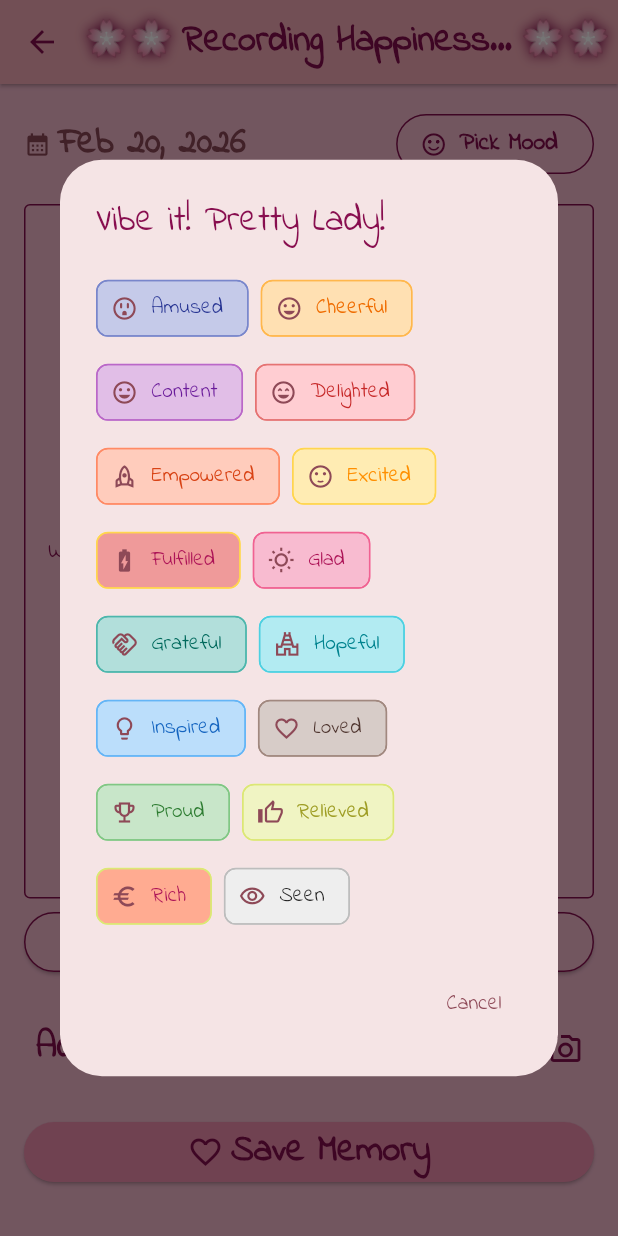
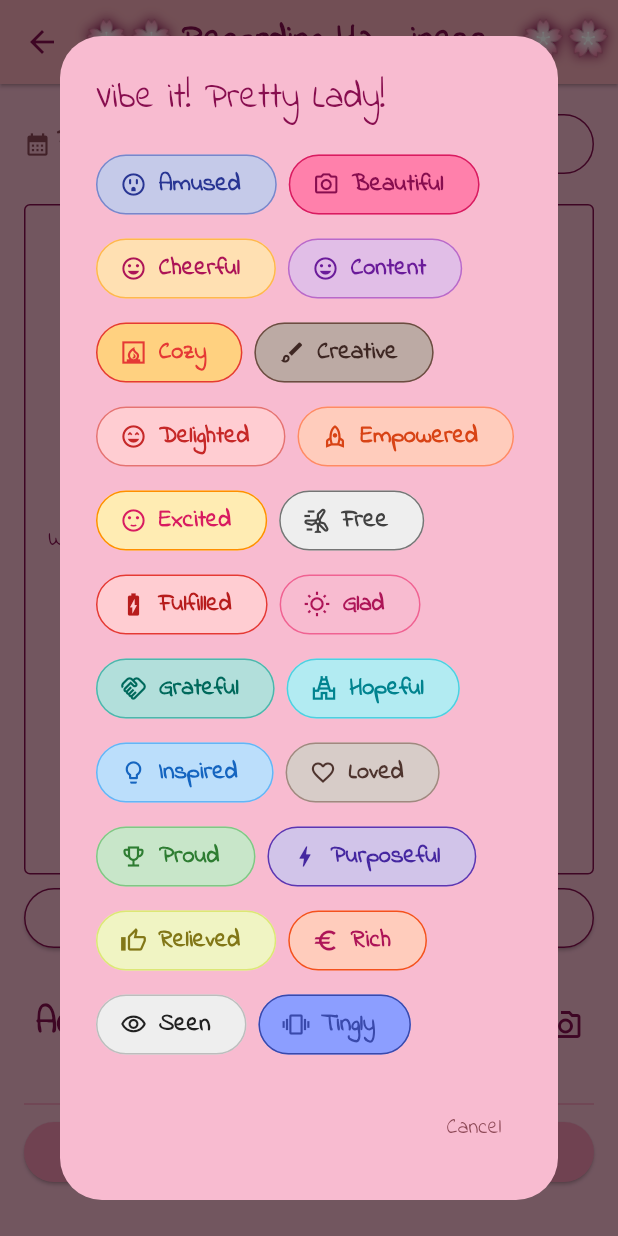
Before and after one commit to miracleanupam/ADiary, a Flutter app: the AddEntry screen opened directly with empty values, after a tap on "Pick Mood", on a phone screen of 412 x 824 dp. Run offline on Flutter 3.47's test engine with Material 3 defaults, Android fonts, the light colour scheme and no system bars; our stand-ins replace audioplayers, file_picker, flutter_image_compress, flutter_local_notifications, flutter_secure_storage, flutter_timezone and 6 more; missing offline and left inert: record; accounts and stored records are empty.

Commit message:
mood pills enhancements

```diff
--- a/lib/compnents/mood_picker.dart
+++ b/lib/compnents/mood_picker.dart
@@ -1,10 +1,12 @@
+import 'package:adiary/compnents/animated_close_button.dart';
 import 'package:flutter/material.dart';
 
 class MoodPicker extends StatelessWidget {
   final Function fn;
   final Map<String, dynamic>? mood;
   final Function clearMood;
-  const MoodPicker({super.key, required this.fn, this.mood, required this.clearMood});
+  const MoodPicker(
+      {super.key, required this.fn, this.mood, required this.clearMood});
 
   @override
   Widget build(BuildContext context) {
@@ -12,25 +14,11 @@ class MoodPicker extends StatelessWidget {
       children: [
         MoodPill(fn: fn, mood: mood),
         if (mood != null)
-        Positioned(
+          AnimatedCloseButton(
             top: 0,
             right: 0,
-            child: GestureDetector(
-              onTap: () => clearMood(),
-              child: Container(
-                  decoration: BoxDecoration(
-                    color: Colors.pink.shade200.withValues(alpha: 1),
-                    shape: BoxShape.circle,
-                  ),
-                  child: Padding(
-                    padding: const EdgeInsets.all(4.0),
-                    child: Icon(
-                      Icons.close,
-                      size: 12,
-                      color: Colors.pink.shade900,
-                    ),
-                  )),
-            ))
+            fn: clearMood,
+          )
       ],
     );
   }
@@ -60,8 +48,7 @@ class MoodPill extends StatelessWidget {
         ),
         style: FilledButton.styleFrom(
           backgroundColor: mood?['bgColor'] ?? Colors.pink.shade100,
-          side: BorderSide(
-              color: mood?['borderColor'] ?? Colors.pink.shade900),
+          side: BorderSide(color: mood?['borderColor'] ?? Colors.pink.shade900),
           foregroundColor: mood?['textColor'] ?? Colors.pink.shade900,
         ));
   }
--- a/lib/constants.dart
+++ b/lib/constants.dart
@@ -33,11 +33,18 @@ final List<Map<String, dynamic>> MOOD_OPTIONS = [
     'textColor': Colors.indigo.shade800,
   },
   {
+    'label': "Beautiful",
+    'icon': const Icon(Icons.photo_camera_outlined),
+    'bgColor': Colors.pinkAccent.shade100,
+    'borderColor': Colors.pink.shade600,
+    'textColor': Colors.pink.shade900,
+  },
+  {
     'label': "Cheerful",
     'icon': const Icon(Icons.mood),
     'bgColor': Colors.orange.shade100,
     'borderColor': Colors.orange.shade300,
-    'textColor': Colors.orange.shade800,
+    'textColor': Colors.pink.shade800,
   },
   {
     'label': "Content",
@@ -45,6 +52,20 @@ final List<Map<String, dynamic>> MOOD_OPTIONS = [
     'bgColor': Colors.purple.shade100,
     'borderColor': Colors.purple.shade300,
     'textColor': Colors.purple.shade800,
+  },
+  {
+    'label': "Cozy",
+    'icon': const Icon(Icons.fireplace_outlined),
+    'bgColor': Colors.orangeAccent.shade100,
+    'borderColor': Colors.red.shade600,
+    'textColor': Colors.red.shade600,
+  },
+  {
+    'label': "Creative",
+    'icon': const Icon(Icons.brush_outlined),
+    'bgColor': Colors.brown.shade200,
+    'borderColor': Colors.brown.shade600,
+    'textColor': Colors.brown.shade900,
   },
   {
     'label': "Delighted",
@@ -64,15 +85,22 @@ final List<Map<String, dynamic>> MOOD_OPTIONS = [
     'label': "Excited",
     'icon': const Icon(Icons.sentiment_satisfied),
     'bgColor': Colors.amber.shade100,
-    'borderColor': Colors.amber.shade300,
-    'textColor': Colors.amber.shade800,
+    'borderColor': Colors.amber.shade800,
+    'textColor': Colors.pink.shade600,
+  },
+  {
+    'label': "Free",
+    'icon': const Icon(Icons.wind_power_outlined),
+    'bgColor': Colors.grey.shade200,
+    'borderColor': Colors.grey.shade600,
+    'textColor': Colors.grey.shade800,
   },
   {
     'label': "Fulfilled",
     'icon': const Icon(Icons.battery_charging_full_outlined),
-    'bgColor': Colors.red.shade200,
-    'borderColor': Colors.amber.shade300,
-    'textColor': Colors.pink.shade800,
+    'bgColor': Colors.red.shade100,
+    'borderColor': Colors.red.shade600,
+    'textColor': Colors.red.shade900,
   },
   {
     'label': "Glad",
@@ -117,25 +145,39 @@ final List<Map<String, dynamic>> MOOD_OPTIONS = [
     'textColor': Colors.green.shade800,
   },
   {
+    'label': "Purposeful",
+    'icon': const Icon(Icons.bolt_outlined),
+    'bgColor': Colors.deepPurple.shade100,
+    'borderColor': Colors.deepPurple.shade600,
+    'textColor': Colors.deepPurple.shade800,
+  },
+  {
     'label': "Relieved",
     'icon': const Icon(Icons.thumb_up_alt_outlined),
     'bgColor': Colors.lime.shade100,
     'borderColor': Colors.lime.shade300,
-    'textColor': Colors.lime.shade800,
+    'textColor': Colors.lime.shade900,
   },
-    {
+  {
     'label': "Rich",
     'icon': const Icon(Icons.euro_outlined),
-    'bgColor': Colors.deepOrange.shade200,
-    'borderColor': Colors.lime.shade300,
+    'bgColor': Colors.deepOrange.shade100,
+    'borderColor': Colors.deepOrange.shade600,
     'textColor': Colors.pink.shade800,
   },
-    {
+  {
     'label': "Seen",
     'icon': const Icon(Icons.visibility_outlined),
     'bgColor': Colors.grey.shade200,
     'borderColor': Colors.grey.shade400,
     'textColor': Colors.grey.shade900,
+  },
+  {
+    'label': "Tingly",
+    'icon': const Icon(Icons.vibration_outlined),
+    'bgColor': Colors.indigoAccent.shade100,
+    'borderColor': Colors.indigo.shade600,
+    'textColor': Colors.indigo.shade600,
   },
 ];
 
--- a/lib/screens/add_entry.dart
+++ b/lib/screens/add_entry.dart
@@ -56,19 +56,18 @@ class _AddEntryState extends State<AddEntry> {
     return showDialog<Map<String, dynamic>>(
       context: context,
       builder: (context) => AlertDialog(
+        backgroundColor: Colors.pink.shade100,
         title: Text('Vibe it! Pretty Lady!'),
         content: Wrap(
           spacing: 8,
           runSpacing: 8,
           children: constants.MOOD_OPTIONS
-              .map((opt) => ChoiceChip(
-                    avatar: opt['icon'],
-                    label: Text(opt['label']),
-                    backgroundColor: opt['bgColor'],
-                    side: BorderSide(color: opt['borderColor'], width: 1),
-                    labelStyle: TextStyle(color: opt['textColor']),
-                    selected: false,
-                    onSelected: (_) => Navigator.pop(context, opt),
+              .map((opt) => GestureDetector(
+                    child: MoodPill(
+                        fn: () {
+                          Navigator.pop(context, opt);
+                        },
+                        mood: opt),
                   ))
               .toList(),
         ),
@@ -251,6 +250,7 @@ class _AddEntryState extends State<AddEntry> {
                 directory: _directory,
                 removePickedImage: _removePickedImage),
             SizedBox(height: 16),
+            Divider(),
             AlevatedButton(
                 onPressed: _saveEntry,
                 icon: Icons.favorite_border,
```
Also changed, not shown: lib/compnents/animated_close_button.dart (added, +71 -0 lines), lib/compnents/audio_input.dart (+11 -71 lines).
